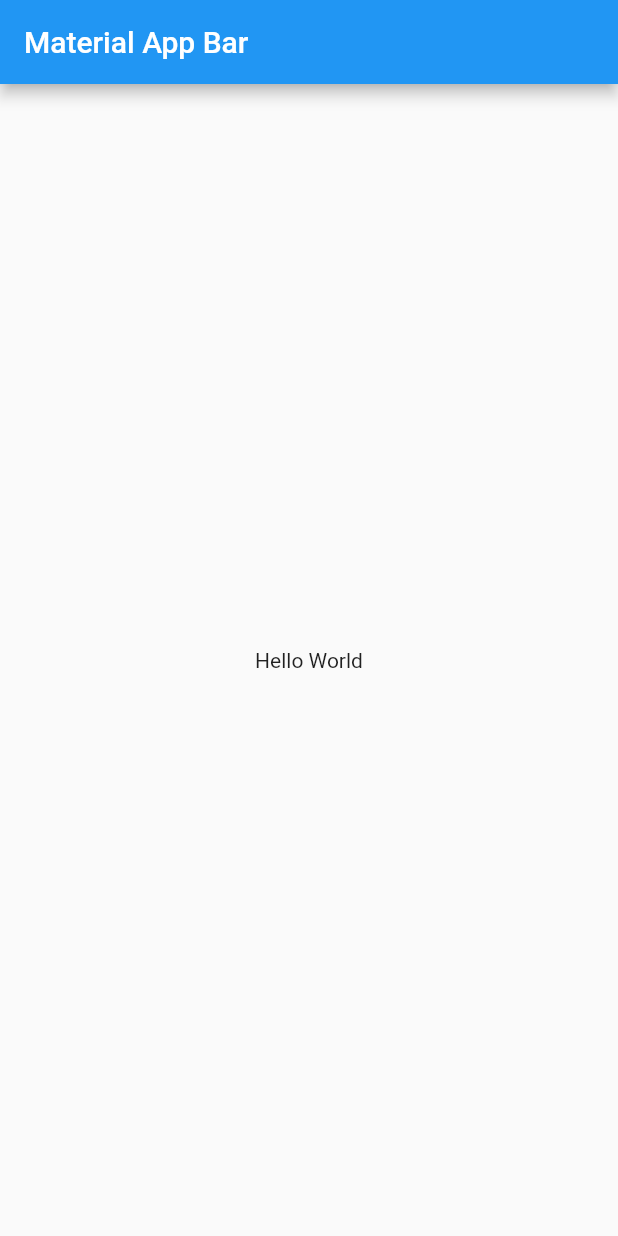
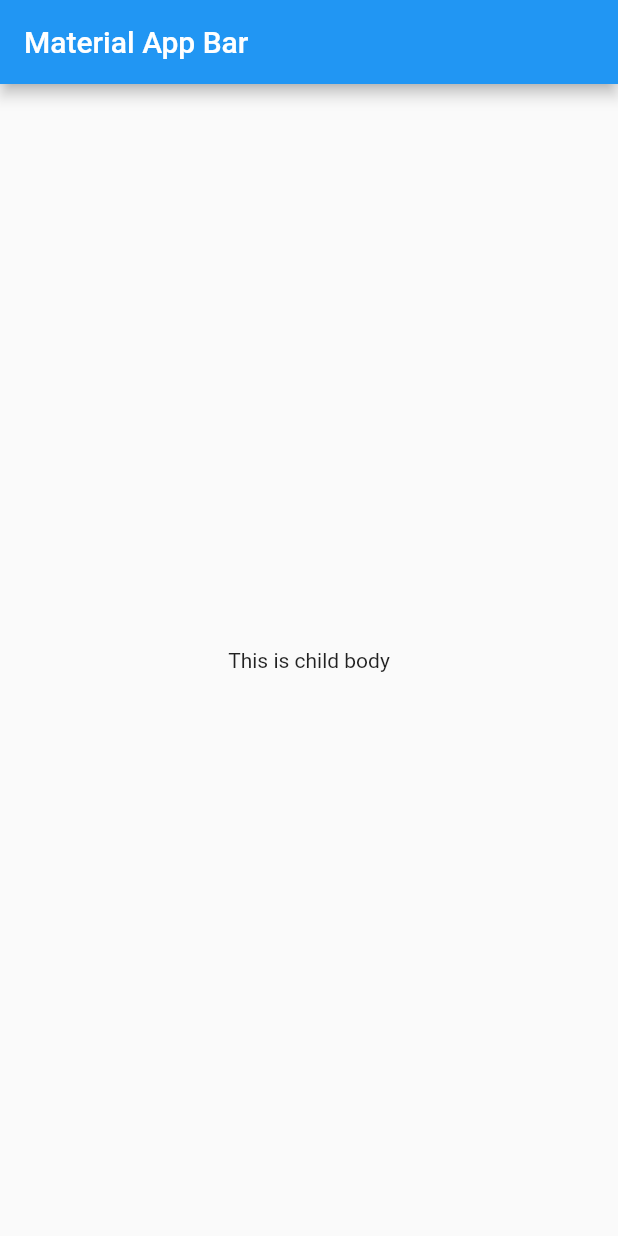
Before and after one commit to samtarmizi/flutter-firstapp, a Flutter app: the screen it shows after launch, on a phone screen of 412 x 824 dp. Run offline on Flutter 3.47's test engine with Material 2 defaults, Android fonts, the phone set to English and light mode, and no system bars.

Commit message:
Change text on Main Page

```diff
--- a/lib/main.dart
+++ b/lib/main.dart
@@ -6,14 +6,14 @@ class MyApp extends StatelessWidget {
   @override
   Widget build(BuildContext context) {
     return MaterialApp(
-      title: 'Material App',
+      title: 'This is title',
       home: Scaffold(
         appBar: AppBar(
           title: Text('Material App Bar'),
         ),
         body: Center(
           child: Container(
-            child: Text('Hello World'),
+            child: Text('This is child body'),
           ),
         ),
       ),
```
